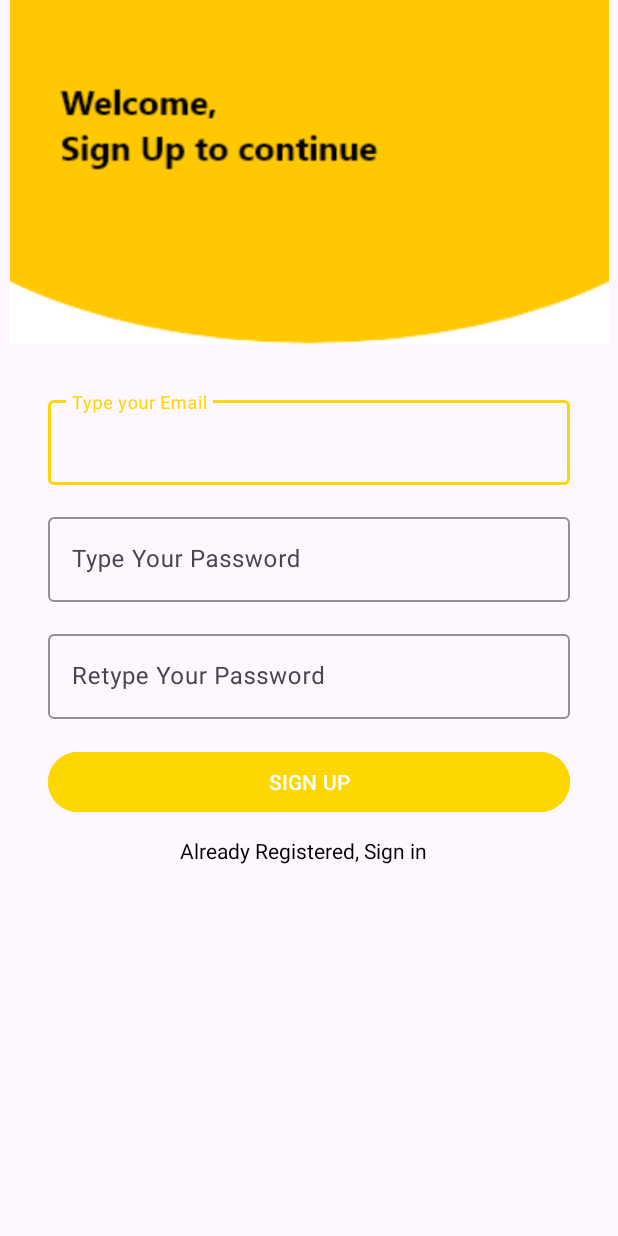
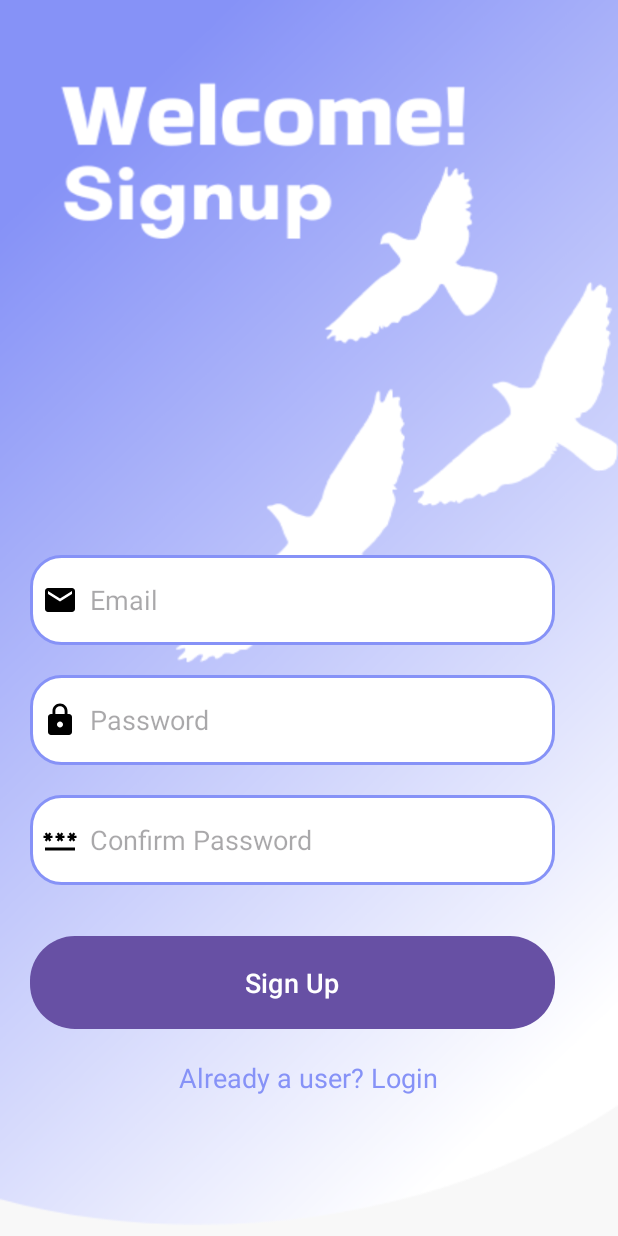
Before and after one commit to Siddhartha228/BlogApplication, an Android app: the SignupActivity screen opened directly, with no data from a screen before it, on a phone screen of 412 x 824 dp. Run offline under Robolectric (Android 15) with nearby library versions, the phone set to English and light mode, and no system bars; our stand-ins replace Firebase (no records; nobody signed in at launch, a user with empty details on screens opened directly).

Commit message:
updated login and signup

```diff
--- a/app/build.gradle.kts
+++ b/app/build.gradle.kts
@@ -47,6 +47,8 @@ dependencies {
     implementation(libs.androidx.activity)
     implementation(libs.androidx.constraintlayout)
 
+    implementation ("androidx.cardview:cardview:1.0.0")
+
     // Firebase Authentication
     implementation("com.google.firebase:firebase-auth")
 
@@ -63,4 +65,6 @@ dependencies {
 
     // Firebase BOM (handles version management for all Firebase dependencies)
     implementation(platform("com.google.firebase:firebase-bom:32.0.0"))
+
+
 }
--- /dev/null
+++ b/app/src/main/res/drawable/baseline_email_24.xml
@@ -0,0 +1,5 @@
+<vector xmlns:android="http://schemas.android.com/apk/res/android" android:height="24dp" android:tint="#000000" android:viewportHeight="24" android:viewportWidth="24" android:width="24dp">
+
+    <path android:fillColor="@android:color/white" android:pathData="M20,4L4,4c-1.1,0 -1.99,0.9 -1.99,2L2,18c0,1.1 0.9,2 2,2h16c1.1,0 2,-0.9 2,-2L22,6c0,-1.1 -0.9,-2 -2,-2zM20,8l-8,5 -8,-5L4,6l8,5 8,-5v2z"/>
+
+</vector>
--- /dev/null
+++ b/app/src/main/res/drawable/baseline_lock_24.xml
@@ -0,0 +1,5 @@
+<vector xmlns:android="http://schemas.android.com/apk/res/android" android:height="24dp" android:tint="#000000" android:viewportHeight="24" android:viewportWidth="24" android:width="24dp">
+
+    <path android:fillColor="@android:color/white" android:pathData="M18,8h-1L17,6c0,-2.76 -2.24,-5 -5,-5S7,3.24 7,6v2L6,8c-1.1,0 -2,0.9 -2,2v10c0,1.1 0.9,2 2,2h12c1.1,0 2,-0.9 2,-2L20,10c0,-1.1 -0.9,-2 -2,-2zM12,17c-1.1,0 -2,-0.9 -2,-2s0.9,-2 2,-2 2,0.9 2,2 -0.9,2 -2,2zM15.1,8L8.9,8L8.9,6c0,-1.71 1.39,-3.1 3.1,-3.1 1.71,0 3.1,1.39 3.1,3.1v2z"/>
+
+</vector>
--- /dev/null
+++ b/app/src/main/res/drawable/baseline_password_24.xml
@@ -0,0 +1,5 @@
+<vector xmlns:android="http://schemas.android.com/apk/res/android" android:height="24dp" android:tint="#000000" android:viewportHeight="24" android:viewportWidth="24" android:width="24dp">
+
+    <path android:fillColor="@android:color/white" android:pathData="M2,17h20v2H2V17zM3.15,12.95L4,11.47l0.85,1.48l1.3,-0.75L5.3,10.72H7v-1.5H5.3l0.85,-1.47L4.85,7L4,8.47L3.15,7l-1.3,0.75L2.7,9.22H1v1.5h1.7L1.85,12.2L3.15,12.95zM9.85,12.2l1.3,0.75L12,11.47l0.85,1.48l1.3,-0.75l-0.85,-1.48H15v-1.5h-1.7l0.85,-1.47L12.85,7L12,8.47L11.15,7l-1.3,0.75l0.85,1.47H9v1.5h1.7L9.85,12.2zM23,9.22h-1.7l0.85,-1.47L20.85,7L20,8.47L19.15,7l-1.3,0.75l0.85,1.47H17v1.5h1.7l-0.85,1.48l1.3,0.75L20,11.47l0.85,1.48l1.3,-0.75l-0.85,-1.48H23V9.22z"/>
+
+</vector>
--- /dev/null
+++ b/app/src/main/res/drawable/blog_item_bg.xml
@@ -0,0 +1,6 @@
+<?xml version="1.0" encoding="utf-8"?>
+<shape xmlns:android="http://schemas.android.com/apk/res/android" android:shape="rectangle">
+    <solid android:color="#FFFFFF"/>  <!-- Background Color -->
+    <corners android:radius="12dp"/>  <!-- Rounded Corners -->
+    <padding android:left="8dp" android:top="8dp" android:right="8dp" android:bottom="8dp"/>
+</shape>
--- /dev/null
+++ b/app/src/main/res/drawable/lavender_border.xml
@@ -0,0 +1,14 @@
+<?xml version="1.0" encoding="utf-8"?>
+<shape xmlns:android="http://schemas.android.com/apk/res/android"
+    android:shape="rectangle">
+
+    <corners
+        android:radius="20dp"/>
+
+    <stroke
+        android:color="@color/lavender"
+        android:width="2dp"/>
+    <solid
+        android:color="@color/white"/>
+
+</shape>
--- a/app/src/main/res/layout/activity_signup.xml
+++ b/app/src/main/res/layout/activity_signup.xml
@@ -7,118 +7,86 @@
     android:layout_height="match_parent"
     tools:context=".ui.activity.SignupActivity">
 
-    <!-- Image at the top -->
-    <ImageView
-        android:id="@+id/imageView3"
-        android:layout_width="399dp"
-        android:layout_height="229dp"
-        android:scaleType="centerCrop"
-        android:src="@drawable/signup"
-        app:layout_constraintEnd_toEndOf="parent"
-        app:layout_constraintStart_toStartOf="parent"
-        app:layout_constraintTop_toTopOf="parent" />
+    <ScrollView
+        android:layout_width="match_parent"
+        android:layout_height="match_parent"
+        android:background="@drawable/signupp"
+        tools:context=".SignupActivity">
 
-    <!-- Email Input Field -->
-    <com.google.android.material.textfield.TextInputLayout
-        android:id="@+id/emailLayout"
-        android:layout_width="0dp"
-        android:layout_height="wrap_content"
-        android:layout_marginStart="32dp"
-        android:layout_marginEnd="32dp"
-        android:layout_marginTop="32dp"
-        app:layout_constraintTop_toBottomOf="@id/imageView3"
-        app:layout_constraintStart_toStartOf="parent"
-        app:layout_constraintEnd_toEndOf="parent"
-        app:boxStrokeColor="#FFD700"
-        app:hintTextColor="#FFD700">
-
-        <com.google.android.material.textfield.TextInputEditText
-            android:id="@+id/registerEmail"
+        <LinearLayout
             android:layout_width="match_parent"
             android:layout_height="wrap_content"
-            android:hint="Type your Email"
-            android:textColor="@android:color/black"
-            android:textColorHint="#FFD700" />
-    </com.google.android.material.textfield.TextInputLayout>
+            android:orientation="vertical">
 
-    <!-- Password Input Field -->
-    <com.google.android.material.textfield.TextInputLayout
-        android:id="@+id/passwordLayout"
-        android:layout_width="0dp"
-        android:layout_height="wrap_content"
-        android:layout_marginStart="32dp"
-        android:layout_marginEnd="32dp"
-        android:layout_marginTop="16dp"
-        app:layout_constraintTop_toBottomOf="@id/emailLayout"
-        app:layout_constraintStart_toStartOf="parent"
-        app:layout_constraintEnd_toEndOf="parent"
-        app:boxStrokeColor="#FFD700"
-        app:hintTextColor="#FFD700">
-
-        <com.google.android.material.textfield.TextInputEditText
-            android:id="@+id/registerPassword"
+            <LinearLayout
                 android:layout_width="match_parent"
                 android:layout_height="wrap_content"
-            android:hint="Type Your Password"
-            android:textColor="@android:color/black"
-            android:textColorHint="#FFD700"
-            android:inputType="textPassword" />
-    </com.google.android.material.textfield.TextInputLayout>
+                android:orientation="vertical"
+                android:layout_marginTop="320dp"
+                android:padding="20dp">
 
-    <!-- Confirm Password Input Field -->
-    <com.google.android.material.textfield.TextInputLayout
-        android:id="@+id/confirmPasswordLayout"
-        android:layout_width="0dp"
-        android:layout_height="wrap_content"
-        android:layout_marginStart="32dp"
-        android:layout_marginEnd="32dp"
-        android:layout_marginTop="16dp"
-        app:layout_constraintTop_toBottomOf="@id/passwordLayout"
-        app:layout_constraintStart_toStartOf="parent"
-        app:layout_constraintEnd_toEndOf="parent"
-        app:boxStrokeColor="#FFD700"
-        app:hintTextColor="#FFD700">
+                <EditText
+                    android:layout_width="350dp"
+                    android:layout_height="60dp"
+                    android:id="@+id/registerEmail"
+                    android:layout_marginTop="30dp"
+                    android:background="@drawable/lavender_border"
+                    android:padding="8dp"
+                    android:hint="Email"
+                    android:drawableLeft="@drawable/baseline_email_24"
+                    android:drawablePadding="8dp"
+                    android:textColor="@color/grey"/>
 
-        <com.google.android.material.textfield.TextInputEditText
+                <EditText
+                    android:layout_width="350dp"
+                    android:layout_height="60dp"
+                    android:id="@+id/registerPassword"
+                    android:layout_marginTop="20dp"
+                    android:background="@drawable/lavender_border"
+                    android:padding="8dp"
+                    android:hint="Password"
+                    android:inputType="textPassword"
+                    android:drawableLeft="@drawable/baseline_lock_24"
+                    android:drawablePadding="8dp"
+                    android:textColor="@color/grey"/>
+
+                <EditText
+                    android:layout_width="350dp"
+                    android:layout_height="60dp"
                     android:id="@+id/ConfirmPassword"
-            android:layout_width="match_parent"
-            android:layout_height="wrap_content"
-            android:hint="Retype Your Password"
-            android:textColor="@android:color/black"
-            android:textColorHint="#FFD700"
-            android:inputType="textPassword" />
-    </com.google.android.material.textfield.TextInputLayout>
-
-    <!-- Already Registered Text -->
+                    android:layout_marginTop="20dp"
+                    android:background="@drawable/lavender_border"
+                    android:padding="8dp"
+                    android:hint="Confirm Password"
+                    android:inputType="textPassword"
+                    android:drawableLeft="@drawable/baseline_password_24"
+                    android:drawablePadding="8dp"
+                    android:textColor="@color/grey"/>
 
                 <Button
+                    android:layout_width="350dp"
+                    android:layout_height="70dp"
+                    android:layout_marginTop="30dp"
+                    android:text="Sign Up"
                     android:id="@+id/btnSignUp"
-        android:layout_width="0dp"
-        android:layout_height="wrap_content"
-        android:layout_marginStart="32dp"
-        android:layout_marginTop="18dp"
-        android:layout_marginEnd="32dp"
-        android:backgroundTint="#FFD700"
-        android:text="SIGN UP"
-        android:textAllCaps="true"
-        android:textColor="@android:color/white"
-        app:layout_constraintEnd_toEndOf="parent"
-        app:layout_constraintHorizontal_bias="0.0"
-        app:layout_constraintStart_toStartOf="parent"
-        app:layout_constraintTop_toBottomOf="@+id/confirmPasswordLayout" />
+                    android:textSize="18sp"
+                    app:cornerRadius="30dp"/>
 
                 <TextView
-        android:id="@+id/login"
                     android:layout_width="wrap_content"
                     android:layout_height="wrap_content"
-        android:layout_marginStart="120dp"
-        android:layout_marginTop="12dp"
-        android:layout_marginEnd="121dp"
-        android:text="Already Registered, Sign in "
-        android:textColor="@android:color/black"
-        app:layout_constraintEnd_toEndOf="parent"
-        app:layout_constraintHorizontal_bias="0.0"
-        app:layout_constraintStart_toStartOf="parent"
-        app:layout_constraintTop_toBottomOf="@+id/btnSignUp" />
+                    android:id="@+id/login"
+                    android:text="Already a user? Login"
+                    android:layout_gravity="center"
+                    android:padding="8dp"
+                    android:layout_marginTop="8dp"
+                    android:textSize="18sp"
+                    android:textColor="@color/lavender"/>
+
+            </LinearLayout>
+
+        </LinearLayout>
+
+    </ScrollView>
 
 </androidx.constraintlayout.widget.ConstraintLayout>
--- a/app/src/main/res/layout/fragment_home.xml
+++ b/app/src/main/res/layout/fragment_home.xml
@@ -25,7 +25,7 @@
     <!-- SearchView for searching blogs (AndroidX version) -->
     <androidx.appcompat.widget.SearchView
         android:id="@+id/searchView"
-        android:layout_width="0dp"
+        android:layout_width="360dp"
         android:layout_height="wrap_content"
         android:layout_margin="16dp"
         android:layout_marginTop="17dp"
@@ -33,6 +33,7 @@
         android:iconifiedByDefault="false"
         app:layout_constraintEnd_toEndOf="parent"
         app:layout_constraintStart_toStartOf="parent"
+        android:background="@drawable/search_bgg"
         app:layout_constraintTop_toBottomOf="@+id/textView" />
 
     <!-- RecyclerView to display the list of blogs -->
--- a/app/src/main/res/values/colors.xml
+++ b/app/src/main/res/values/colors.xml
@@ -13,4 +13,14 @@
 
     <color name="mediumGray">#6c757d</color>
     <color name="red">#DC3545</color>
+
+    <color name="darkGray">#616161</color>
+
+    <color name="search_button_normal">#00BFAE</color>
+    <color name="search_button_pressed">#00796B</color>
+    <color name="search_button_focused">#1DE9B6</color>
+
+    <color name="lavender">#8692f7</color>
+    <color name="grey">#ff424242</color>
+
 </resources>
```
Also changed, not shown: app/src/main/res/drawable/button_delete.xml (added, +15 -0 lines), app/src/main/res/drawable/button_primary.xml (added, +15 -0 lines), app/src/main/res/drawable/button_secondary.xml (added, +15 -0 lines), app/src/main/res/drawable/gradient_background.xml (added, +9 -0 lines), app/src/main/res/drawable/rounded_border.xml (added, +8 -0 lines), app/src/main/res/drawable/search_bgg.xml (added, +11 -0 lines), app/src/main/res/layout/activity_login.xml (+52 -70 lines), app/src/main/res/layout/blog_item.xml (+37 -13 lines), app/src/main/res/drawable/loginn.png (added), app/src/main/res/drawable/signupp.png (added). Lines whose indentation alone changed are shown as unchanged.
